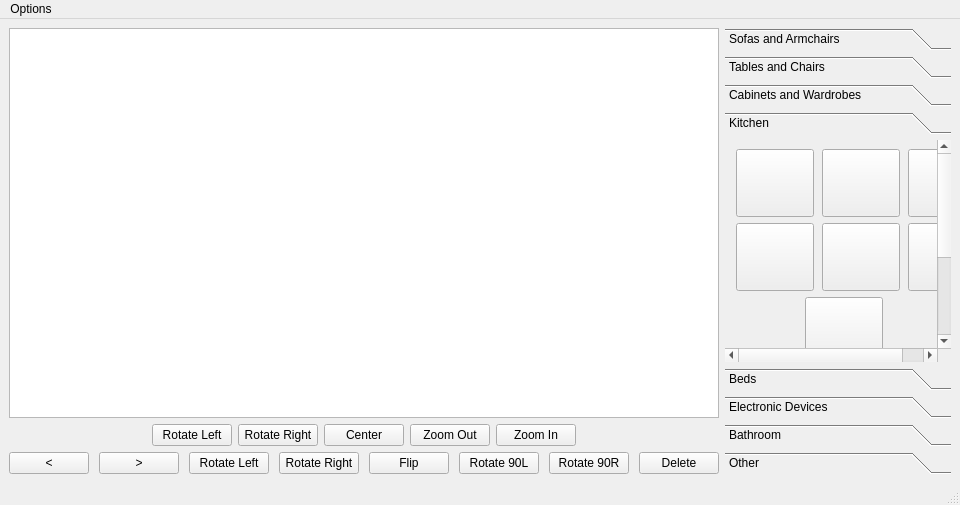
Above: src/ui/template_window.ui from ajvazz/Home-Planner-2D before the change. Below: the same form after it.
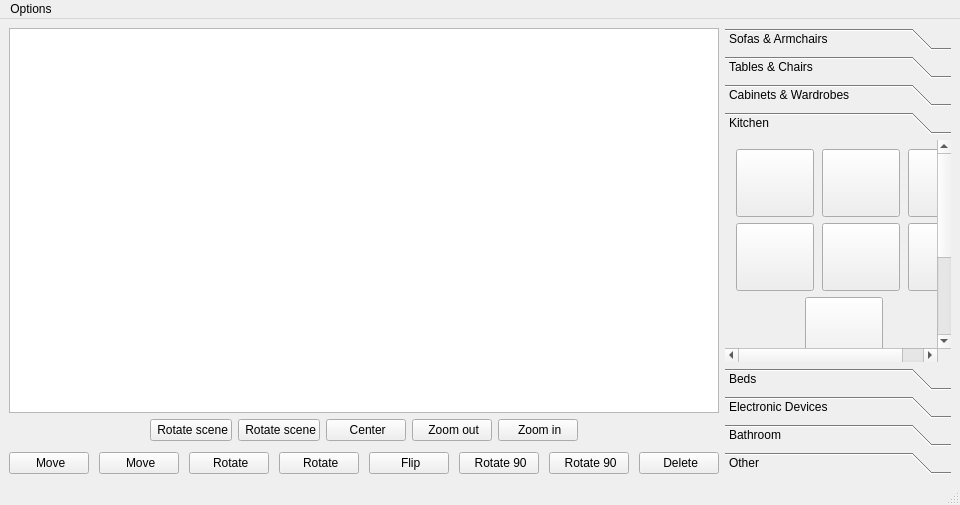
That is the form after the change. The open tabs and pages were chosen to show the change. Icons and pictures are not drawn.

Commit message: Added icons for control buttons

The edit to the form file:
```diff
--- a/src/ui/template_window.ui
+++ b/src/ui/template_window.ui
@@ -63,7 +63,17 @@
            <string>&lt;html&gt;&lt;head/&gt;&lt;body&gt;&lt;p&gt;Rotate scene left&lt;/p&gt;&lt;/body&gt;&lt;/html&gt;</string>
           </property>
           <property name="text">
-           <string>Rotate Left</string>
+           <string> Rotate scene</string>
+          </property>
+          <property name="icon">
+           <iconset resource="../resources.qrc">
+            <normaloff>:/img/buttons/rotate_left.png</normaloff>:/img/buttons/rotate_left.png</iconset>
+          </property>
+          <property name="iconSize">
+           <size>
+            <width>20</width>
+            <height>20</height>
+           </size>
           </property>
          </widget>
         </item>
@@ -73,7 +83,17 @@
            <string>&lt;html&gt;&lt;head/&gt;&lt;body&gt;&lt;p&gt;Rotate scene right&lt;/p&gt;&lt;/body&gt;&lt;/html&gt;</string>
           </property>
           <property name="text">
-           <string>Rotate Right</string>
+           <string> Rotate scene</string>
+          </property>
+          <property name="icon">
+           <iconset resource="../resources.qrc">
+            <normaloff>:/img/buttons/rotate_right.png</normaloff>:/img/buttons/rotate_right.png</iconset>
+          </property>
+          <property name="iconSize">
+           <size>
+            <width>20</width>
+            <height>20</height>
+           </size>
           </property>
          </widget>
         </item>
@@ -83,7 +103,17 @@
            <string>&lt;html&gt;&lt;head/&gt;&lt;body&gt;&lt;p&gt;Center&lt;/p&gt;&lt;/body&gt;&lt;/html&gt;</string>
           </property>
           <property name="text">
-           <string>Center</string>
+           <string> Center</string>
+          </property>
+          <property name="icon">
+           <iconset resource="../resources.qrc">
+            <normaloff>:/img/buttons/center.png</normaloff>:/img/buttons/center.png</iconset>
+          </property>
+          <property name="iconSize">
+           <size>
+            <width>20</width>
+            <height>20</height>
+           </size>
           </property>
          </widget>
         </item>
@@ -93,7 +123,17 @@
            <string>&lt;html&gt;&lt;head/&gt;&lt;body&gt;&lt;p&gt;Zoom Out&lt;/p&gt;&lt;/body&gt;&lt;/html&gt;</string>
           </property>
           <property name="text">
-           <string>Zoom Out</string>
+           <string> Zoom out</string>
+          </property>
+          <property name="icon">
+           <iconset resource="../resources.qrc">
+            <normaloff>:/img/buttons/zoom_out.png</normaloff>:/img/buttons/zoom_out.png</iconset>
+          </property>
+          <property name="iconSize">
+           <size>
+            <width>20</width>
+            <height>20</height>
+           </size>
           </property>
          </widget>
         </item>
@@ -103,7 +143,17 @@
            <string>&lt;html&gt;&lt;head/&gt;&lt;body&gt;&lt;p&gt;Zoom In&lt;/p&gt;&lt;/body&gt;&lt;/html&gt;</string>
           </property>
           <property name="text">
-           <string>Zoom In</string>
+           <string> Zoom in</string>
+          </property>
+          <property name="icon">
+           <iconset resource="../resources.qrc">
+            <normaloff>:/img/buttons/zoom_in.png</normaloff>:/img/buttons/zoom_in.png</iconset>
+          </property>
+          <property name="iconSize">
+           <size>
+            <width>20</width>
+            <height>20</height>
+           </size>
           </property>
          </widget>
         </item>
@@ -123,10 +173,13 @@
        </layout>
       </item>
       <item>
-       <layout class="QHBoxLayout" name="controlsBottom" stretch="0,1,1,1,1,0,1,1,1,0">
+       <layout class="QHBoxLayout" name="controlsBottom" stretch="0,1,1,1,1,1,1,1,1,0">
         <property name="spacing">
          <number>10</number>
         </property>
+        <property name="topMargin">
+         <number>5</number>
+        </property>
         <item>
          <spacer name="horizSpacerControlsBottomLeft">
           <property name="orientation">
@@ -146,10 +199,23 @@
            <cursorShape>PointingHandCursor</cursorShape>
           </property>
           <property name="toolTip">
-           <string>&lt;html&gt;&lt;head/&gt;&lt;body&gt;&lt;p&gt;Left move&lt;/p&gt;&lt;/body&gt;&lt;/html&gt;</string>
+           <string>&lt;html&gt;&lt;head/&gt;&lt;body&gt;&lt;p&gt;Move left&lt;/p&gt;&lt;/body&gt;&lt;/html&gt;</string>
+          </property>
+          <property name="styleSheet">
+           <string notr="true"/>
           </property>
           <property name="text">
-           <string>&lt;</string>
+           <string> Move</string>
+          </property>
+          <property name="icon">
+           <iconset resource="../resources.qrc">
+            <normaloff>:/img/buttons/move_left.png</normaloff>:/img/buttons/move_left.png</iconset>
+          </property>
+          <property name="iconSize">
+           <size>
+            <width>20</width>
+            <height>20</height>
+           </size>
           </property>
          </widget>
         </item>
@@ -162,7 +228,17 @@
            <string>&lt;html&gt;&lt;head/&gt;&lt;body&gt;&lt;p&gt;Right move&lt;/p&gt;&lt;/body&gt;&lt;/html&gt;</string>
           </property>
           <property name="text">
-           <string>&gt;</string>
+           <string> Move</string>
+          </property>
+          <property name="icon">
+           <iconset resource="../resources.qrc">
+            <normaloff>:/img/buttons/move_right.png</normaloff>:/img/buttons/move_right.png</iconset>
+          </property>
+          <property name="iconSize">
+           <size>
+            <width>20</width>
+            <height>20</height>
+           </size>
           </property>
          </widget>
         </item>
@@ -175,7 +251,17 @@
            <string>&lt;html&gt;&lt;head/&gt;&lt;body&gt;&lt;p&gt;Left rotate&lt;/p&gt;&lt;/body&gt;&lt;/html&gt;</string>
           </property>
           <property name="text">
-           <string>Rotate Left</string>
+           <string> Rotate</string>
+          </property>
+          <property name="icon">
+           <iconset resource="../resources.qrc">
+            <normaloff>:/img/buttons/rotate_left_red.png</normaloff>:/img/buttons/rotate_left_red.png</iconset>
+          </property>
+          <property name="iconSize">
+           <size>
+            <width>20</width>
+            <height>20</height>
+           </size>
           </property>
          </widget>
         </item>
@@ -188,14 +274,34 @@
            <string>&lt;html&gt;&lt;head/&gt;&lt;body&gt;&lt;p&gt;Right rotate&lt;/p&gt;&lt;/body&gt;&lt;/html&gt;</string>
           </property>
           <property name="text">
-           <string>Rotate Right</string>
+           <string> Rotate</string>
+          </property>
+          <property name="icon">
+           <iconset resource="../resources.qrc">
+            <normaloff>:/img/buttons/rotate_right_red.png</normaloff>:/img/buttons/rotate_right_red.png</iconset>
+          </property>
+          <property name="iconSize">
+           <size>
+            <width>20</width>
+            <height>20</height>
+           </size>
           </property>
          </widget>
         </item>
         <item>
          <widget class="QPushButton" name="btnFlip">
           <property name="text">
-           <string>Flip</string>
+           <string> Flip</string>
+          </property>
+          <property name="icon">
+           <iconset resource="../resources.qrc">
+            <normaloff>:/img/buttons/flip.png</normaloff>:/img/buttons/flip.png</iconset>
+          </property>
+          <property name="iconSize">
+           <size>
+            <width>20</width>
+            <height>20</height>
+           </size>
           </property>
          </widget>
         </item>
@@ -208,7 +314,17 @@
            <string>&lt;html&gt;&lt;head/&gt;&lt;body&gt;&lt;p&gt;Left rotate 90&lt;/p&gt;&lt;/body&gt;&lt;/html&gt;</string>
           </property>
           <property name="text">
-           <string>Rotate 90L</string>
+           <string> Rotate 90</string>
+          </property>
+          <property name="icon">
+           <iconset resource="../resources.qrc">
+            <normaloff>:/img/buttons/rotate_left_90.png</normaloff>:/img/buttons/rotate_left_90.png</iconset>
+          </property>
+          <property name="iconSize">
+           <size>
+            <width>20</width>
+            <height>20</height>
+           </size>
           </property>
          </widget>
         </item>
@@ -221,7 +337,17 @@
            <string>&lt;html&gt;&lt;head/&gt;&lt;body&gt;&lt;p&gt;Right rotate 90&lt;/p&gt;&lt;/body&gt;&lt;/html&gt;</string>
           </property>
           <property name="text">
-           <string>Rotate 90R</string>
+           <string> Rotate 90</string>
+          </property>
+          <property name="icon">
+           <iconset resource="../resources.qrc">
+            <normaloff>:/img/buttons/rotate_right_90.png</normaloff>:/img/buttons/rotate_right_90.png</iconset>
+          </property>
+          <property name="iconSize">
+           <size>
+            <width>20</width>
+            <height>20</height>
+           </size>
           </property>
          </widget>
         </item>
@@ -234,7 +360,17 @@
            <string>&lt;html&gt;&lt;head/&gt;&lt;body&gt;&lt;p&gt;Delete&lt;/p&gt;&lt;/body&gt;&lt;/html&gt;</string>
           </property>
           <property name="text">
-           <string>Delete</string>
+           <string> Delete</string>
+          </property>
+          <property name="icon">
+           <iconset resource="../resources.qrc">
+            <normaloff>:/img/buttons/delete.png</normaloff>:/img/buttons/delete.png</iconset>
+          </property>
+          <property name="iconSize">
+           <size>
+            <width>20</width>
+            <height>20</height>
+           </size>
           </property>
          </widget>
         </item>
@@ -257,6 +393,9 @@
     </item>
     <item>
      <widget class="QToolBox" name="toolBox">
+      <property name="styleSheet">
+       <string notr="true"/>
+      </property>
       <property name="frameShape">
        <enum>QFrame::NoFrame</enum>
       </property>
@@ -276,7 +415,7 @@
         </rect>
        </property>
        <attribute name="label">
-        <string>Sofas and Armchairs</string>
+        <string>Sofas &amp;&amp; Armchairs</string>
        </attribute>
        <layout class="QVBoxLayout" name="verticalLayout_7">
         <item>
@@ -1582,7 +1721,7 @@
         </rect>
        </property>
        <attribute name="label">
-        <string>Tables and Chairs</string>
+        <string>Tables &amp;&amp; Chairs</string>
        </attribute>
        <layout class="QVBoxLayout" name="verticalLayout_3">
         <item>
@@ -2566,7 +2705,7 @@
         </rect>
        </property>
        <attribute name="label">
-        <string>Cabinets and Wardrobes</string>
+        <string>Cabinets &amp;&amp; Wardrobes</string>
        </attribute>
        <layout class="QVBoxLayout" name="verticalLayout_6">
         <item>
```
Left out of the diff: 26 changed lines with no effect on the pictures. The commit also changes 1 other file.
